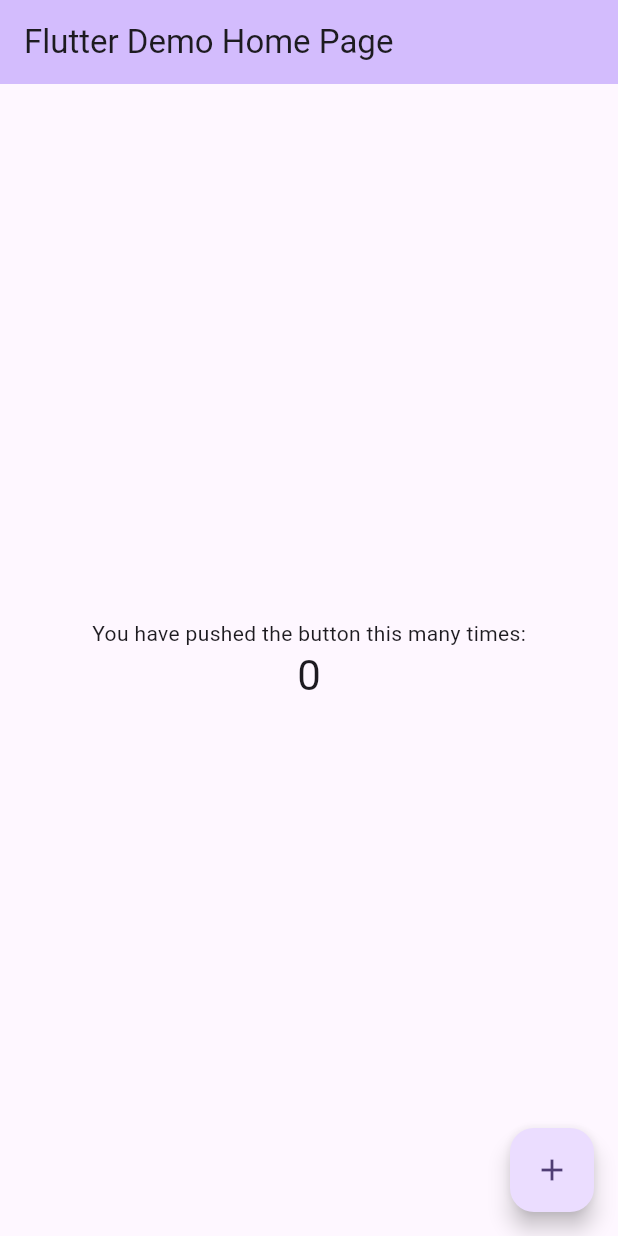
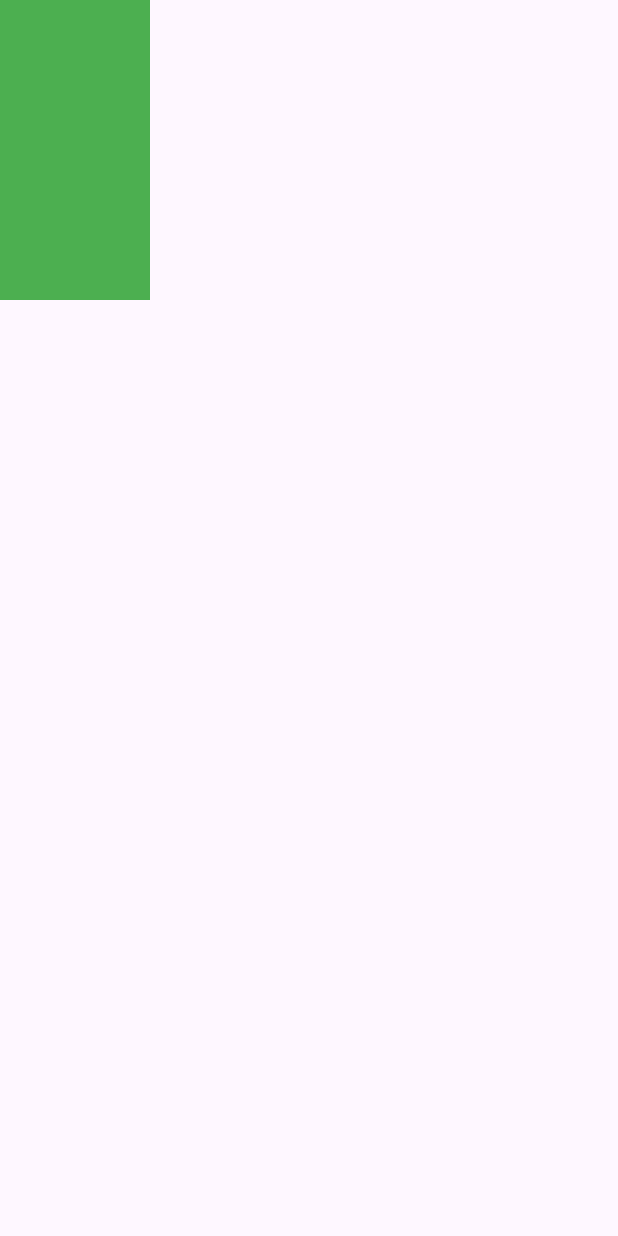
Before and after one commit to MrE2ooo/FlutterEStore, a Flutter app: the screen it shows after launch, on a phone screen of 412 x 824 dp. Run offline on Flutter 3.47's test engine with Material 3 defaults, Android fonts, the phone set to English and light mode, and no system bars.

Commit message:
test container

```diff
--- a/lib/main.dart
+++ b/lib/main.dart
@@ -10,116 +10,25 @@
   // This widget is the root of your application.
   @override
   Widget build(BuildContext context) {
-    return MaterialApp(
-      title: 'Flutter Demo',
-      theme: ThemeData(
-        // This is the theme of your application.
-        //
-        // TRY THIS: Try running your application with "flutter run". You'll see
-        // the application has a purple toolbar. Then, without quitting the app,
-        // try changing the seedColor in the colorScheme below to Colors.green
-        // and then invoke "hot reload" (save your changes or press the "hot
-        // reload" button in a Flutter-supported IDE, or press "r" if you used
-        // the command line to start the app).
-        //
-        // Notice that the counter didn't reset back to zero; the application
-        // state is not lost during the reload. To reset the state, use hot
-        // restart instead.
-        //
-        // This works for code too, not just values: Most code changes can be
-        // tested with just a hot reload.
-        colorScheme: ColorScheme.fromSeed(seedColor: Colors.deepPurple),
-        useMaterial3: true,
-      ),
-      home: const MyHomePage(title: 'Flutter Demo Home Page'),
+    return  const MaterialApp(
+      debugShowCheckedModeBanner: false,
+      title: 'Flutter EStore',
+      home: HomeView(),
     );
   }
 }
 
-class MyHomePage extends StatefulWidget {
-  const MyHomePage({super.key, required this.title});
-
-  // This widget is the home page of your application. It is stateful, meaning
-  // that it has a State object (defined below) that contains fields that affect
-  // how it looks.
-
-  // This class is the configuration for the state. It holds the values (in this
-  // case the title) provided by the parent (in this case the App widget) and
-  // used by the build method of the State. Fields in a Widget subclass are
-  // always marked "final".
-
-  final String title;
-
-  @override
-  State<MyHomePage> createState() => _MyHomePageState();
-}
-
-class _MyHomePageState extends State<MyHomePage> {
-  int _counter = 0;
-
-  void _incrementCounter() {
-    setState(() {
-      // This call to setState tells the Flutter framework that something has
-      // changed in this State, which causes it to rerun the build method below
-      // so that the display can reflect the updated values. If we changed
-      // _counter without calling setState(), then the build method would not be
-      // called again, and so nothing would appear to happen.
-      _counter++;
-    });
-  }
+class HomeView extends StatelessWidget {
+  const HomeView({super.key});
 
   @override
   Widget build(BuildContext context) {
-    // This method is rerun every time setState is called, for instance as done
-    // by the _incrementCounter method above.
-    //
-    // The Flutter framework has been optimized to make rerunning build methods
-    // fast, so that you can just rebuild anything that needs updating rather
-    // than having to individually change instances of widgets.
     return Scaffold(
-      appBar: AppBar(
-        // TRY THIS: Try changing the color here to a specific color (to
-        // Colors.amber, perhaps?) and trigger a hot reload to see the AppBar
-        // change color while the other colors stay the same.
-        backgroundColor: Theme.of(context).colorScheme.inversePrimary,
-        // Here we take the value from the MyHomePage object that was created by
-        // the App.build method, and use it to set our appbar title.
-        title: Text(widget.title),
+      body: Container(
+        width: 100,
+        height: 200,
+        color: Colors.green,
       ),
-      body: Center(
-        // Center is a layout widget. It takes a single child and positions it
-        // in the middle of the parent.
-        child: Column(
-          // Column is also a layout widget. It takes a list of children and
-          // arranges them vertically. By default, it sizes itself to fit its
-          // children horizontally, and tries to be as tall as its parent.
-          //
-          // Column has various properties to control how it sizes itself and
-          // how it positions its children. Here we use mainAxisAlignment to
-          // center the children vertically; the main axis here is the vertical
-          // axis because Columns are vertical (the cross axis would be
-          // horizontal).
-          //
-          // TRY THIS: Invoke "debug painting" (choose the "Toggle Debug Paint"
-          // action in the IDE, or press "p" in the console), to see the
-          // wireframe for each widget.
-          mainAxisAlignment: MainAxisAlignment.center,
-          children: <Widget>[
-            const Text(
-              'You have pushed the button this many times:',
-            ),
-            Text(
-              '$_counter',
-              style: Theme.of(context).textTheme.headlineMedium,
-            ),
-          ],
-        ),
-      ),
-      floatingActionButton: FloatingActionButton(
-        onPressed: _incrementCounter,
-        tooltip: 'Increment',
-        child: const Icon(Icons.add),
-      ), // This trailing comma makes auto-formatting nicer for build methods.
     );
   }
 }
```
